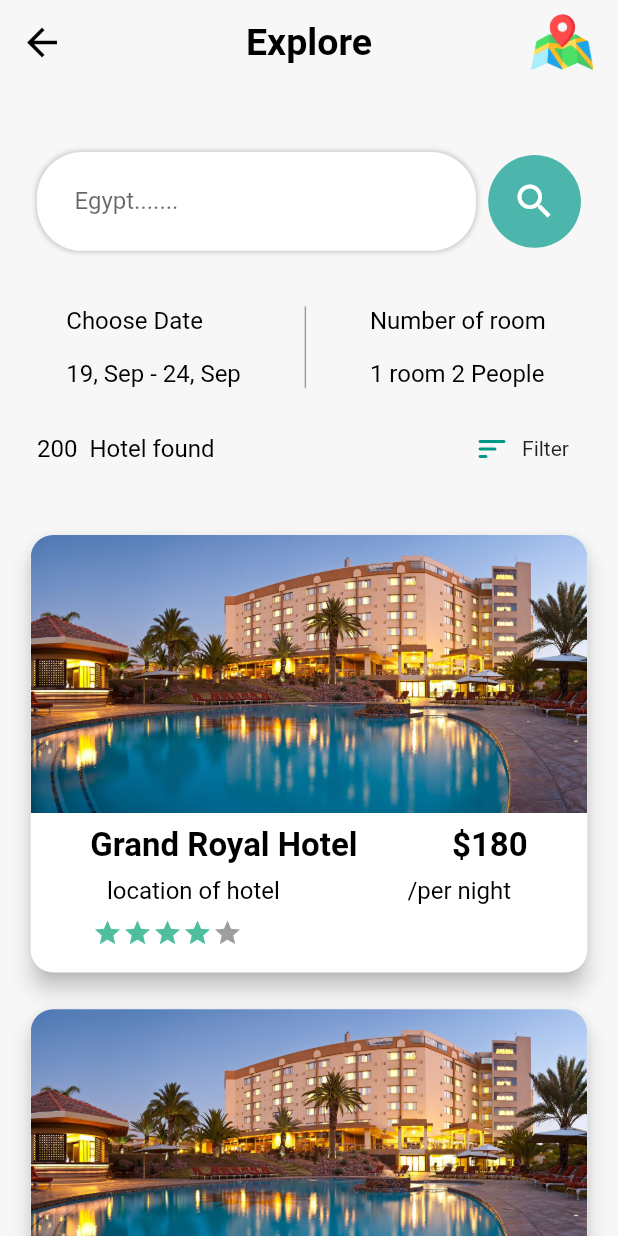
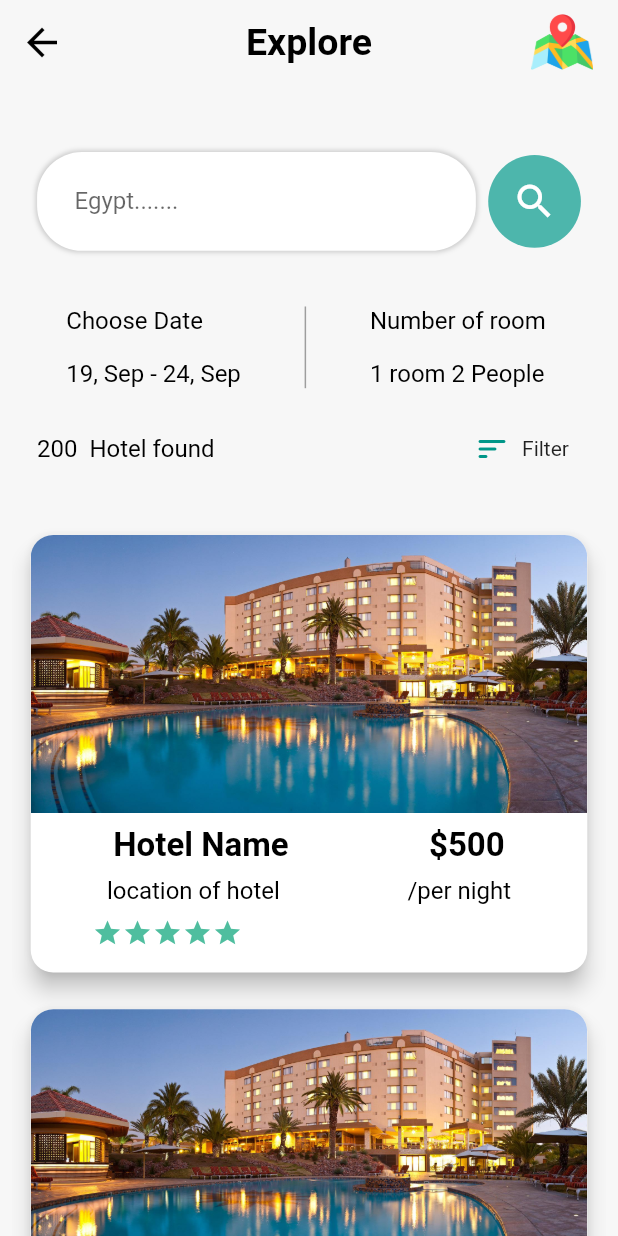
Before and after one commit to EbtisamAshraf/booking_app_internship_algoriza, a Flutter app: the ExploreScreen screen opened by its route, on a phone screen of 412 x 824 dp. Run offline on Flutter 3.47's test engine with Material 2 defaults, Android fonts, the phone set to English and light mode, and no system bars; drawn by our look-alikes of flutter_rating_bar; our stand-ins replace bloc, cached_network_image, carousel_slider, dartz, dio, easy_localization and 11 more; accounts and stored records are empty; network calls fail.

Commit message:
update themes

```diff
--- a/lib/config/routes/app_routes.dart
+++ b/lib/config/routes/app_routes.dart
@@ -57,7 +57,7 @@ class RouteGenerator {
         return MaterialPageRoute(builder: (_) => HomeScreen());
 
       case Routes.exploreScreen:
-        return MaterialPageRoute(builder: (_) => const ExploreScreen());
+        return MaterialPageRoute(builder: (_) =>  ExploreScreen());
 
       case Routes.mapScreen:
         return MaterialPageRoute(builder: (_) => const MapScreen());
--- a/lib/core/widgets/hotel_explore_item.dart
+++ b/lib/core/widgets/hotel_explore_item.dart
@@ -1,69 +1,117 @@
 import 'package:booking_app_internship_algoriza/config/themes/app_theme.dart';
 import 'package:booking_app_internship_algoriza/core/utils/app_colors.dart';
+import 'package:booking_app_internship_algoriza/core/widgets/custom_loading_widget.dart';
+import 'package:booking_app_internship_algoriza/features/hotels/presentation/cubit/hotel_states.dart';
 import 'package:flutter/cupertino.dart';
 import 'package:flutter/material.dart';
 import 'package:flutter/src/foundation/key.dart';
 import 'package:flutter/src/widgets/framework.dart';
+import 'package:flutter_bloc/flutter_bloc.dart';
 import 'package:flutter_rating_bar/flutter_rating_bar.dart';
-
+import 'package:booking_app_internship_algoriza/injection_container.dart' as di;
+import '../../features/hotels/data/model/hotels_model.dart';
+import '../../features/hotels/domain/use_cases/explore_use_cases.dart';
+import '../../features/hotels/presentation/cubit/hotel_cubit.dart';
 
 class HotelExploreItem extends StatelessWidget {
-  const HotelExploreItem({Key? key}) : super(key: key);
+  const HotelExploreItem({Key? key,}) : super(key: key);
 
   @override
   Widget build(BuildContext context) {
     double height = MediaQuery.of(context).size.height;
     double width = MediaQuery.of(context).size.width;
-    return Padding(
-      padding:  EdgeInsets.all(height * 0.01),
+    return  Padding(
+      padding: EdgeInsets.all(height * 0.01),
       child: Card(
-        shape: RoundedRectangleBorder(
-          borderRadius: BorderRadius.circular(15)
-        ),
+        shape: RoundedRectangleBorder(borderRadius: BorderRadius.circular(15)),
         elevation: 6,
         child: Column(
           crossAxisAlignment: CrossAxisAlignment.start,
           children: [
             ClipRRect(
-              borderRadius: const BorderRadius.only(topLeft: Radius.circular(15),topRight: Radius.circular(15)),
-              child: Image.asset('assets/images/hotel.jpg',width: width,fit: BoxFit.fill,)),
+                borderRadius: const BorderRadius.only(
+                    topLeft: Radius.circular(15),
+                    topRight: Radius.circular(15)),
+                child: Image.asset(
+                  'assets/images/hotel.jpg',
+                  width: width,
+                  fit: BoxFit.fill,
+                )),
             Padding(
               padding: EdgeInsets.all(height * 0.01),
               child: Row(
                 mainAxisAlignment: MainAxisAlignment.spaceAround,
                 children: [
-                  Text('Grand Royal Hotel',style: Theme.of(context).textTheme.bodyLarge,),
-                  Text("\$180", style: Theme.of(context).textTheme.bodyLarge,)
+                  Text('Hotel Name',
+                    //hotelDetails.name!,
+                    style: Theme.of(context).textTheme.bodyLarge,
+                  ),
+                  Text(
+                    '\$500',
+                    style: Theme.of(context).textTheme.bodyLarge,
+                  )
                 ],
               ),
             ),
             Padding(
-              padding: EdgeInsets.only(left: height * 0.01,right: height * 0.01,bottom: height * 0.01),
+              padding: EdgeInsets.only(
+                  left: height * 0.01,
+                  right: height * 0.01,
+                  bottom: height * 0.01),
               child: Row(
                 mainAxisAlignment: MainAxisAlignment.spaceAround,
                 children: [
-                  Text('location of hotel',style: Theme.of(context).textTheme.displaySmall,),
-                  Text("/per night", style: Theme.of(context).textTheme.displaySmall,),
+                  Text(
+                    'location of hotel',
+                    style: Theme.of(context).textTheme.displaySmall,
+                  ),
+                  Text(
+                    "/per night",
+                    style: Theme.of(context).textTheme.displaySmall,
+                  ),
                 ],
               ),
             ),
             Padding(
-              padding: EdgeInsets.only(left: height * 0.05,right: height * 0.01,bottom: height * 0.02),
+              padding:  EdgeInsets.only( left: height * 0.05,
+                  right: height * 0.01,
+                  bottom: height * 0.02),
               child: RatingBarIndicator(
-              rating: 4,
-                                        itemBuilder: (context, index) =>
-                                            const Icon(
-                                          Icons.star,
-                                          color: AppColors.defaultColor,
-                                        ),
-                                        itemCount: 5,
-                                        itemSize: 20.0,
-                                        direction: Axis.horizontal,
-                                      ),
+                rating: double
+                    .parse('5'),
+                itemBuilder:
+                    (context,
+                    index) =>
+                const Icon(
+                  Icons.star,
+                  color: AppColors
+                      .defaultColor,
+                ),
+                itemSize: 20.0,
+                direction:
+                Axis.horizontal,
+              ),
             ),
+            // Padding(
+            //   padding: EdgeInsets.only(
+            //       left: height * 0.05,
+            //       right: height * 0.01,
+            //       bottom: height * 0.02),
+            //   child: RatingBarIndicator(
+            //     rating: 4,
+            //     itemBuilder: (context, index) => const Icon(
+            //       Icons.star,
+            //       color: AppColors.defaultColor,
+            //     ),
+            //     itemCount: 5,
+            //     itemSize: 20.0,
+            //     direction: Axis.horizontal,
+            //   ),
+            // ),
           ],
         ),
       ),
     );
+
   }
 }
--- a/lib/features/splash/presentation/screens/on_boarding_screen.dart
+++ b/lib/features/splash/presentation/screens/on_boarding_screen.dart
@@ -27,7 +27,7 @@ class OnBoardingScreen extends StatelessWidget {
           image: ImageAssets.onBoardingImage1,
           title: Text('Plan your trips'.tr(),
               style: Theme.of(context).textTheme.displayMedium),
-          body: ' book one of your unique hotel to\nescape the ordinary'.tr()),
+          body: 'book one of your unique hotel to\nescape the ordinary'.tr()),
       OnBoardingModel(
           image: ImageAssets.onBoardingImage2,
           title: Text('Find best deals'.tr(),
@@ -93,7 +93,7 @@ class OnBoardingScreen extends StatelessWidget {
                     height: 30,
                   ),
                   Padding(
-                    padding: const EdgeInsets.symmetric(horizontal: 80.0),
+                    padding: const EdgeInsets.symmetric(horizontal: 40.0),
                     child: customElevatedButton(
                       onPressed: () {
                         OnBoardingCubit.get(context).changeIsSkip();
@@ -104,7 +104,7 @@ class OnBoardingScreen extends StatelessWidget {
                                     ? LoginScreen()
                                     : MainScreen()));
                       },
-                      text: 'LOGIN'.tr(),
+                      text: 'Login'.tr(),
                       context: context,
                     ),
                   ),
--- a/pubspec.yaml
+++ b/pubspec.yaml
@@ -25,6 +25,7 @@ dependencies:
   get_it: ^7.2.0
   internet_connection_checker: ^0.0.1+4
   shared_preferences: ^2.0.15
+  geolocator:
 
   smooth_page_indicator:
   font_awesome_flutter:
```
Also changed, not shown: assets/translation/ar-AR.json (+8 -1 lines), assets/translation/en-EN.json (+8 -1 lines), lib/config/themes/app_theme.dart (+9 -2 lines), lib/core/widgets/sliver_header.dart (+15 -10 lines), lib/features/hotels/presentation/screens/home_screen.dart (+27 -25 lines), lib/features/profile/presentation/screens/setting_screen.dart (+44 -1 lines), lib/features/hotels/presentation/screens/explore_screen.dart (indentation only), pubspec.lock.
